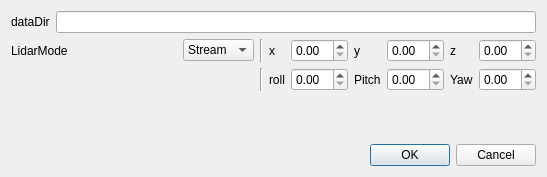
Old version of the form Application/registerDialog.ui in the repository Kitware/LidarView.
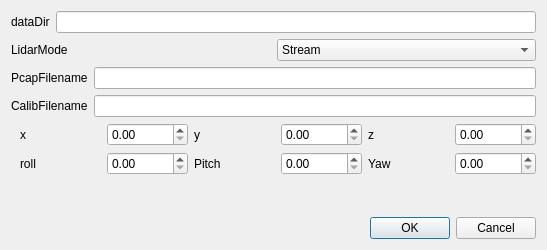
New version of the form. Icons and pictures are not drawn.

Commit message: [feat] Add dialog to setup register params

```diff
--- a/Application/registerDialog.ui
+++ b/Application/registerDialog.ui
@@ -7,7 +7,7 @@
     <x>0</x>
     <y>0</y>
     <width>547</width>
-    <height>177</height>
+    <height>250</height>
    </rect>
   </property>
   <property name="sizePolicy">
@@ -61,27 +61,11 @@
     </layout>
    </item>
    <item>
-    <layout class="QGridLayout" name="gridLayout">
-     <item row="3" column="1">
-      <widget class="Line" name="line_2">
-       <property name="orientation">
-        <enum>Qt::Vertical</enum>
-       </property>
-      </widget>
-     </item>
-     <item row="1" column="1">
-      <widget class="Line" name="line_3">
-       <property name="orientation">
-        <enum>Qt::Vertical</enum>
-       </property>
-      </widget>
-     </item>
-     <item row="0" column="0">
-      <layout class="QHBoxLayout" name="horizontalLayout_2">
+    <layout class="QHBoxLayout" name="horizontalLayout_5">
        <item>
         <widget class="QLabel" name="lidarModeLabel_2">
          <property name="sizePolicy">
-          <sizepolicy hsizetype="Expanding" vsizetype="Preferred">
+        <sizepolicy hsizetype="Minimum" vsizetype="Preferred">
            <horstretch>0</horstretch>
            <verstretch>0</verstretch>
           </sizepolicy>
@@ -128,67 +112,129 @@
        </item>
       </layout>
      </item>
+   <item>
+    <layout class="QHBoxLayout" name="horizontalLayout_6">
+     <item>
+      <widget class="QLabel" name="pcapFilenameLabel">
+       <property name="sizePolicy">
+        <sizepolicy hsizetype="Minimum" vsizetype="Preferred">
+         <horstretch>0</horstretch>
+         <verstretch>0</verstretch>
+        </sizepolicy>
+       </property>
+       <property name="text">
+        <string>PcapFilename</string>
+       </property>
+       <property name="openExternalLinks">
+        <bool>true</bool>
+       </property>
+      </widget>
+     </item>
+     <item>
+      <widget class="QLineEdit" name="pcapFilenameLineEdit">
+       <property name="sizePolicy">
+        <sizepolicy hsizetype="Expanding" vsizetype="Fixed">
+         <horstretch>0</horstretch>
+         <verstretch>0</verstretch>
+        </sizepolicy>
+       </property>
+      </widget>
+     </item>
+    </layout>
+   </item>
+   <item>
+    <layout class="QHBoxLayout" name="horizontalLayout_7">
+     <item>
+      <widget class="QLabel" name="calibFilenameLabel">
+       <property name="sizePolicy">
+        <sizepolicy hsizetype="Minimum" vsizetype="Preferred">
+         <horstretch>0</horstretch>
+         <verstretch>0</verstretch>
+        </sizepolicy>
+       </property>
+       <property name="text">
+        <string>CalibFilename</string>
+       </property>
+       <property name="openExternalLinks">
+        <bool>true</bool>
+       </property>
+      </widget>
+     </item>
+     <item>
+      <widget class="QLineEdit" name="calibFilenameLineEdit">
+       <property name="sizePolicy">
+        <sizepolicy hsizetype="Expanding" vsizetype="Fixed">
+         <horstretch>0</horstretch>
+         <verstretch>0</verstretch>
+        </sizepolicy>
+       </property>
+      </widget>
+     </item>
+    </layout>
+   </item>
+   <item>
+    <layout class="QGridLayout" name="gridLayout">
+     <item row="0" column="3">
+      <widget class="QLabel" name="yLabel">
+       <property name="text">
+        <string>y</string>
+       </property>
+      </widget>
+     </item>
      <item row="0" column="6">
-      <widget class="QLabel" name="zLabel">
-       <property name="text">
-        <string>z</string>
-       </property>
-      </widget>
-     </item>
-     <item row="0" column="7">
       <widget class="QDoubleSpinBox" name="zSpinBox"/>
      </item>
-     <item row="1" column="2">
+     <item row="1" column="6">
+      <widget class="QDoubleSpinBox" name="yawSpinBox"/>
+     </item>
+     <item row="0" column="4">
+      <widget class="QDoubleSpinBox" name="ySpinBox"/>
+     </item>
+     <item row="1" column="1">
       <widget class="QLabel" name="rollLabel">
        <property name="text">
         <string>roll</string>
        </property>
       </widget>
      </item>
-     <item row="0" column="3">
-      <widget class="QDoubleSpinBox" name="xSpinBox"/>
-     </item>
-     <item row="0" column="2">
+     <item row="0" column="1">
       <widget class="QLabel" name="xLabel">
        <property name="text">
         <string>x</string>
        </property>
       </widget>
      </item>
-     <item row="1" column="7">
-      <widget class="QDoubleSpinBox" name="yawSpinBox"/>
-     </item>
-     <item row="0" column="5">
-      <widget class="QDoubleSpinBox" name="ySpinBox"/>
-     </item>
-     <item row="1" column="3">
+     <item row="1" column="2">
       <widget class="QDoubleSpinBox" name="rollSpinBox"/>
      </item>
      <item row="1" column="4">
+      <widget class="QDoubleSpinBox" name="pitchSpinBox"/>
+     </item>
+     <item row="2" column="0">
+      <widget class="Line" name="line_2">
+       <property name="orientation">
+        <enum>Qt::Vertical</enum>
+       </property>
+      </widget>
+     </item>
+     <item row="0" column="2">
+      <widget class="QDoubleSpinBox" name="xSpinBox"/>
+     </item>
+     <item row="1" column="3">
       <widget class="QLabel" name="pitchLabel">
        <property name="text">
         <string>Pitch</string>
        </property>
       </widget>
      </item>
+     <item row="0" column="5">
+      <widget class="QLabel" name="zLabel">
+       <property name="text">
+        <string>z</string>
+       </property>
+      </widget>
+     </item>
      <item row="1" column="5">
-      <widget class="QDoubleSpinBox" name="pitchSpinBox"/>
-     </item>
-     <item row="0" column="4">
-      <widget class="QLabel" name="yLabel">
-       <property name="text">
-        <string>y</string>
-       </property>
-      </widget>
-     </item>
-     <item row="0" column="1">
-      <widget class="Line" name="line">
-       <property name="orientation">
-        <enum>Qt::Vertical</enum>
-       </property>
-      </widget>
-     </item>
-     <item row="1" column="6">
       <widget class="QLabel" name="yawLabel">
        <property name="text">
         <string>Yaw</string>
```
Left out of the diff: 3 changed lines with no effect on the pictures. Lines whose indentation alone changed are shown as unchanged. The commit also changes 4 other files.
